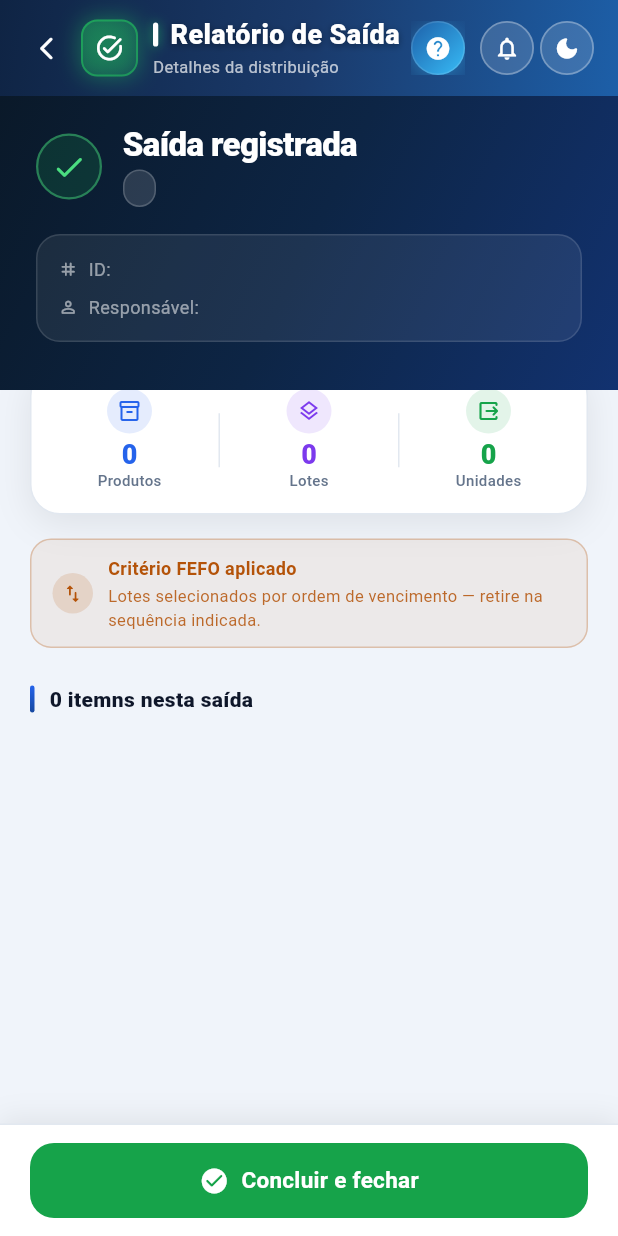
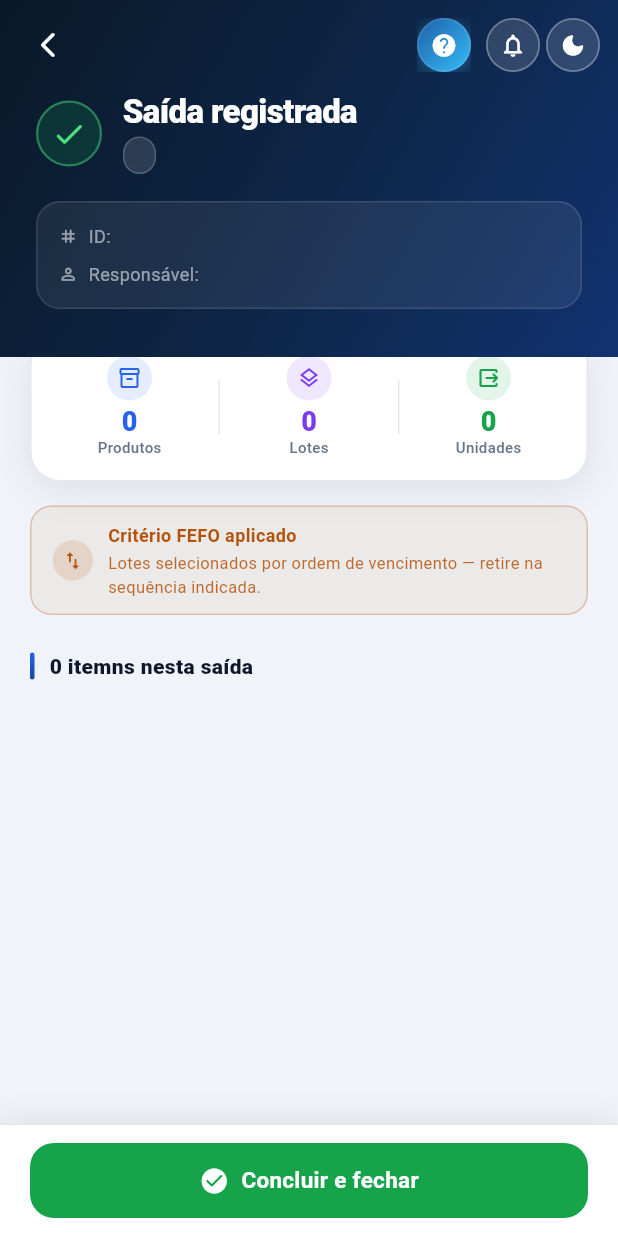
Before and after one commit to Marco-Bubola/educastock, a Flutter app: the OutputViewPage screen opened directly with empty values, on a phone screen of 412 x 824 dp. Run offline on Flutter 3.47's test engine with Material 3 defaults, Android fonts, the phone set to English and light mode, and no system bars; our stand-ins replace cloud_firestore, dio, file_picker, firebase_analytics, firebase_auth, firebase_core and 11 more; missing offline and left inert: dart:js, firebase_app_check, google_mlkit_barcode_scanning, google_mlkit_text_recognition, mobile_scanner, tutorial_coach_mark; accounts and stored records are empty; Roboto replaces fonts that are missing (NunitoSans, Poppins).

Commit message:
Update output_view_page.dart

```diff
--- a/lib/features/stock/presentation/pages/output_view_page.dart
+++ b/lib/features/stock/presentation/pages/output_view_page.dart
@@ -2,8 +2,10 @@ import 'dart:async';
 import 'dart:math';
 import 'package:flutter/material.dart';
 import 'package:flutter/services.dart';
+import 'package:flutter_riverpod/flutter_riverpod.dart';
 import 'package:intl/intl.dart';
 import '../../../../core/design_system/design_system.dart';
+import '../../../batches/presentation/controllers/batches_provider.dart';
 
 // ─── Helpers de localização ───────────────────────────────────────────────────
 
@@ -234,18 +236,7 @@ class _OutputViewPageState extends State<OutputViewPage>
       value: SystemUiOverlayStyle.light,
       child: Scaffold(
         backgroundColor: context.pageBg,
-        body: Column(children: [
-        ModernProfileAppBar(
-          title: 'Relatório de Saída',
-          subtitle: 'Detalhes da distribuição',
-          pageIcon: Icons.task_alt_rounded,
-          iconColor: const Color(0xFF22C55E),
-          showBackButton: true,
-          actions: [
-            buildHelpButton(context: context, onPressed: _showTutorial),
-          ],
-        ),
-        Expanded(child: CustomScrollView(
+        body: CustomScrollView(
           physics: const BouncingScrollPhysics(),
           slivers: [
             SliverToBoxAdapter(
@@ -256,6 +247,7 @@ class _OutputViewPageState extends State<OutputViewPage>
                 createdAt: createdAt,
                 checkAnim: _anim(0.0, 0.30, curve: Curves.elasticOut),
                 fadeAnim: _anim(0.08, 0.40),
+                onHelp: _showTutorial,
               ),
             ),
             SliverToBoxAdapter(
@@ -343,8 +335,7 @@ class _OutputViewPageState extends State<OutputViewPage>
             ),
             const SliverToBoxAdapter(child: SizedBox(height: 24)),
           ],
-        )),
-        ]),
+        ),
         bottomNavigationBar: _BottomBar(isDark: isDark),
       ),
     );
@@ -736,13 +727,14 @@ class _BottomBar extends StatelessWidget {
 
 // ─── Hero header ─────────────────────────────────────────────────────────────
 
-class _HeroHeader extends StatelessWidget {
+class _HeroHeader extends ConsumerWidget {
   final String outputId;
   final String performedByName;
   final String reasonLabel;
   final DateTime? createdAt;
   final Animation<double> checkAnim;
   final Animation<double> fadeAnim;
+  final VoidCallback onHelp;
 
   const _HeroHeader({
     required this.outputId,
@@ -751,21 +743,61 @@ class _HeroHeader extends StatelessWidget {
     required this.createdAt,
     required this.checkAnim,
     required this.fadeAnim,
+    required this.onHelp,
   });
 
   @override
-  Widget build(BuildContext context) {
+  Widget build(BuildContext context, WidgetRef ref) {
     final fmt = DateFormat('dd/MM/yyyy  •  HH:mm');
     final shortId = outputId.length > 16 ? '${outputId.substring(0, 16)}…' : outputId;
+    final alertCount = ref.watch(allAvailableBatchesProvider).when(
+          data: (list) => list
+              .where((b) =>
+                  !b.noExpiry && (b.isExpired || b.daysToExpiry <= 30))
+              .length,
+          loading: () => 0,
+          error: (_, __) => 0,
+        );
 
     return Container(
       decoration: const BoxDecoration(gradient: _kNavy),
-      padding: const EdgeInsets.fromLTRB(24, 20, 24, 32),
-      child: FadeTransition(
-        opacity: fadeAnim,
-        child: Column(
-          crossAxisAlignment: CrossAxisAlignment.start,
-          children: [
+      child: Column(
+        crossAxisAlignment: CrossAxisAlignment.start,
+        children: [
+          // ── Barra superior com ações ──
+          SafeArea(
+            bottom: false,
+            child: Padding(
+              padding: const EdgeInsets.fromLTRB(8, 6, 12, 0),
+              child: Row(
+                children: [
+                  IconButton(
+                    icon: const Icon(Icons.arrow_back_ios_new_rounded,
+                        color: Colors.white, size: 20),
+                    onPressed: () => Navigator.of(context).maybePop(),
+                  ),
+                  const Spacer(),
+                  buildHelpButton(context: context, onPressed: onHelp),
+                  CasaAlertsBellButton(
+                    alertCount: alertCount,
+                    onDarkBg: true,
+                  ),
+                  const Padding(
+                    padding: EdgeInsets.only(left: 4),
+                    child: CasaThemeToggleButton(),
+                  ),
+                ],
+              ),
+            ),
+          ),
+          // ── Hero content ──
+          Padding(
+            padding: const EdgeInsets.fromLTRB(24, 8, 24, 32),
+            child: FadeTransition(
+              opacity: fadeAnim,
+              child: Column(
+                crossAxisAlignment: CrossAxisAlignment.start,
+                children: [
             // ── Título com ícone ao lado ──
             ScaleTransition(
               scale: checkAnim,
@@ -850,6 +882,9 @@ class _HeroHeader extends StatelessWidget {
             ),
           ],
         ),
+            ),
+          ),
+        ],
       ),
     );
   }
```
